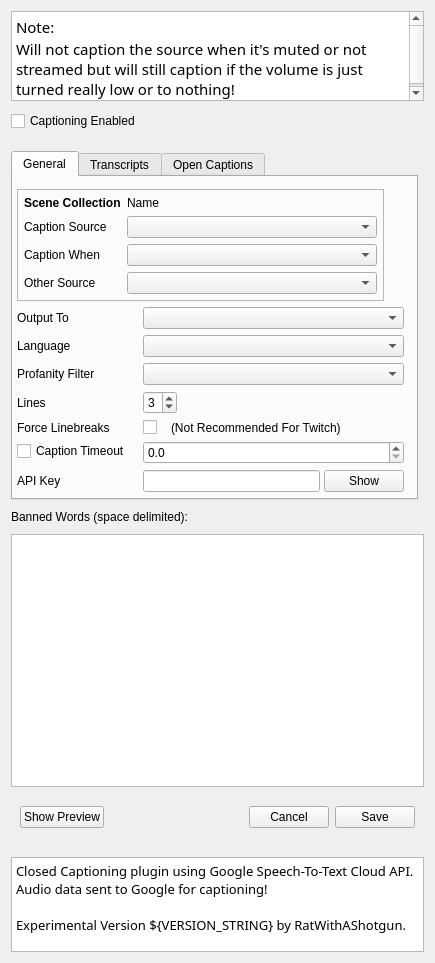
Above: src/ui/CaptionSettingsWidget.ui from 0x01050/google-live-captions-obs-plugin before the change. Below: the same form after it.
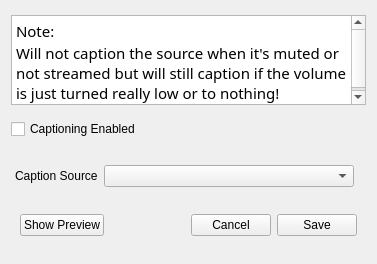
That is the form after the change.

The edit to the form file:
```diff
--- a/src/ui/CaptionSettingsWidget.ui
+++ b/src/ui/CaptionSettingsWidget.ui
@@ -6,8 +6,8 @@
    <rect>
     <x>0</x>
     <y>0</y>
-    <width>435</width>
-    <height>963</height>
+    <width>367</width>
+    <height>264</height>
    </rect>
   </property>
   <property name="sizePolicy">
@@ -60,739 +60,97 @@
     </widget>
    </item>
    <item>
-    <spacer name="verticalSpacer_3">
-     <property name="orientation">
-      <enum>Qt::Vertical</enum>
-     </property>
-     <property name="sizeType">
-      <enum>QSizePolicy::Fixed</enum>
-     </property>
-     <property name="sizeHint" stdset="0">
-      <size>
-       <width>20</width>
-       <height>10</height>
-      </size>
-     </property>
-    </spacer>
-   </item>
-   <item>
-    <widget class="QTabWidget" name="tabWidget">
+    <widget class="QWidget" name="tab">
      <property name="sizePolicy">
       <sizepolicy hsizetype="Fixed" vsizetype="Fixed">
        <horstretch>0</horstretch>
        <verstretch>0</verstretch>
       </sizepolicy>
      </property>
-     <property name="tabShape">
-      <enum>QTabWidget::Rounded</enum>
-     </property>
-     <property name="currentIndex">
-      <number>0</number>
-     </property>
-     <widget class="QWidget" name="tab">
-      <attribute name="title">
-       <string>General</string>
-      </attribute>
-      <layout class="QVBoxLayout" name="verticalLayout_2">
-       <property name="leftMargin">
-        <number>4</number>
-       </property>
-       <property name="topMargin">
-        <number>12</number>
-       </property>
-       <property name="rightMargin">
-        <number>12</number>
-       </property>
-       <property name="bottomMargin">
-        <number>4</number>
-       </property>
-       <item>
-        <widget class="QFrame" name="frame_3">
-         <property name="sizePolicy">
-          <sizepolicy hsizetype="Fixed" vsizetype="Fixed">
-           <horstretch>0</horstretch>
-           <verstretch>0</verstretch>
-          </sizepolicy>
+     <attribute name="title">
+      <string>General</string>
+     </attribute>
+     <layout class="QVBoxLayout" name="verticalLayout_2">
+      <property name="leftMargin">
+       <number>4</number>
+      </property>
+      <property name="topMargin">
+       <number>12</number>
+      </property>
+      <property name="rightMargin">
+       <number>12</number>
+      </property>
+      <property name="bottomMargin">
+       <number>4</number>
+      </property>
+      <item>
+       <widget class="QWidget" name="widget_2" native="true">
+        <property name="sizePolicy">
+         <sizepolicy hsizetype="Preferred" vsizetype="Preferred">
+          <horstretch>0</horstretch>
+          <verstretch>0</verstretch>
+         </sizepolicy>
+        </property>
+        <layout class="QFormLayout" name="formLayout">
+         <property name="sizeConstraint">
+          <enum>QLayout::SetNoConstraint</enum>
          </property>
-         <property name="frameShape">
-          <enum>QFrame::StyledPanel</enum>
+         <property name="labelAlignment">
+          <set>Qt::AlignLeading|Qt::AlignLeft|Qt::AlignVCenter</set>
          </property>
-         <property name="frameShadow">
-          <enum>QFrame::Plain</enum>
+         <property name="formAlignment">
+          <set>Qt::AlignLeading|Qt::AlignLeft|Qt::AlignTop</set>
          </property>
-         <layout class="QFormLayout" name="formLayout_2">
-          <property name="labelAlignment">
-           <set>Qt::AlignLeading|Qt::AlignLeft|Qt::AlignVCenter</set>
-          </property>
-          <property name="formAlignment">
-           <set>Qt::AlignLeading|Qt::AlignLeft|Qt::AlignTop</set>
-          </property>
-          <property name="verticalSpacing">
-           <number>6</number>
-          </property>
-          <property name="leftMargin">
-           <number>6</number>
-          </property>
-          <property name="topMargin">
-           <number>6</number>
-          </property>
-          <property name="rightMargin">
-           <number>6</number>
-          </property>
-          <property name="bottomMargin">
-           <number>6</number>
-          </property>
-          <item row="1" column="0">
-           <widget class="QLabel" name="sceneCollectionNameLabel_GeneralLeft">
-            <property name="font">
-             <font>
-              <weight>75</weight>
-              <bold>true</bold>
-             </font>
-            </property>
-            <property name="text">
-             <string>Scene Collection</string>
-            </property>
-           </widget>
-          </item>
-          <item row="1" column="1">
-           <widget class="QLabel" name="sceneCollectionNameLabel_GeneralRight">
-            <property name="text">
-             <string>Name</string>
-            </property>
-           </widget>
-          </item>
-          <item row="2" column="0">
-           <widget class="QLabel" name="label">
-            <property name="sizePolicy">
-             <sizepolicy hsizetype="Fixed" vsizetype="Preferred">
-              <horstretch>0</horstretch>
-              <verstretch>0</verstretch>
-             </sizepolicy>
-            </property>
-            <property name="text">
-             <string>Caption Source</string>
-            </property>
-           </widget>
-          </item>
-          <item row="2" column="1">
-           <widget class="QComboBox" name="sourcesComboBox">
-            <property name="sizePolicy">
-             <sizepolicy hsizetype="Preferred" vsizetype="Fixed">
-              <horstretch>0</horstretch>
-              <verstretch>0</verstretch>
-             </sizepolicy>
-            </property>
-            <property name="minimumSize">
-             <size>
-              <width>250</width>
-              <height>0</height>
-             </size>
-            </property>
-           </widget>
-          </item>
-          <item row="3" column="0">
-           <widget class="QLabel" name="label_5">
-            <property name="text">
-             <string>Caption When</string>
-            </property>
-           </widget>
-          </item>
-          <item row="3" column="1">
-           <widget class="QComboBox" name="captionWhenComboBox">
-            <property name="minimumSize">
-             <size>
-              <width>250</width>
-              <height>0</height>
-             </size>
-            </property>
-           </widget>
-          </item>
-          <item row="4" column="0">
-           <widget class="QLabel" name="muteSourceLabel">
-            <property name="text">
-             <string>Other Source</string>
-            </property>
-           </widget>
-          </item>
-          <item row="4" column="1">
-           <widget class="QComboBox" name="muteSourceComboBox">
-            <property name="minimumSize">
-             <size>
-              <width>250</width>
-              <height>0</height>
-             </size>
-            </property>
-           </widget>
-          </item>
-         </layout>
-        </widget>
-       </item>
-       <item>
-        <widget class="QWidget" name="widget_2" native="true">
-         <property name="sizePolicy">
-          <sizepolicy hsizetype="Preferred" vsizetype="Preferred">
-           <horstretch>0</horstretch>
-           <verstretch>0</verstretch>
-          </sizepolicy>
+         <property name="verticalSpacing">
+          <number>6</number>
          </property>
-         <layout class="QFormLayout" name="formLayout">
-          <property name="sizeConstraint">
-           <enum>QLayout::SetNoConstraint</enum>
-          </property>
-          <property name="labelAlignment">
-           <set>Qt::AlignLeading|Qt::AlignLeft|Qt::AlignVCenter</set>
-          </property>
-          <property name="formAlignment">
-           <set>Qt::AlignLeading|Qt::AlignLeft|Qt::AlignTop</set>
-          </property>
-          <property name="verticalSpacing">
-           <number>6</number>
-          </property>
-          <property name="leftMargin">
-           <number>0</number>
-          </property>
-          <property name="topMargin">
-           <number>0</number>
-          </property>
-          <property name="rightMargin">
-           <number>0</number>
-          </property>
-          <property name="bottomMargin">
-           <number>0</number>
-          </property>
-          <item row="1" column="0">
-           <widget class="QLabel" name="label_8">
-            <property name="text">
-             <string>Output To</string>
-            </property>
-           </widget>
-          </item>
-          <item row="1" column="1">
-           <widget class="QComboBox" name="outputTargetComboBox">
-            <property name="minimumSize">
-             <size>
-              <width>250</width>
-              <height>0</height>
-             </size>
-            </property>
-           </widget>
-          </item>
-          <item row="2" column="0">
-           <widget class="QLabel" name="label_6">
-            <property name="minimumSize">
-             <size>
-              <width>120</width>
-              <height>0</height>
-             </size>
-            </property>
-            <property name="text">
-             <string>Language </string>
-            </property>
-           </widget>
-          </item>
-          <item row="2" column="1">
-           <widget class="QComboBox" name="languageComboBox">
-            <property name="minimumSize">
-             <size>
-              <width>250</width>
-              <height>0</height>
-             </size>
-            </property>
-           </widget>
-          </item>
-          <item row="4" column="0">
-           <widget class="QLabel" name="label_7">
-            <property name="text">
-             <string>Profanity Filter</string>
-            </property>
-           </widget>
-          </item>
-          <item row="4" column="1">
-           <widget class="QComboBox" name="profanityFilterComboBox">
-            <property name="minimumSize">
-             <size>
-              <width>250</width>
-              <height>0</height>
-             </size>
-            </property>
-           </widget>
-          </item>
-          <item row="6" column="0">
-           <widget class="QLabel" name="label_2">
-            <property name="text">
-             <string>Lines</string>
-            </property>
-           </widget>
-          </item>
-          <item row="6" column="1">
-           <widget class="QSpinBox" name="lineCountSpinBox">
-            <property name="sizePolicy">
-             <sizepolicy hsizetype="Fixed" vsizetype="Fixed">
-              <horstretch>0</horstretch>
-              <verstretch>0</verstretch>
-             </sizepolicy>
-            </property>
-            <property name="minimum">
-             <number>1</number>
-            </property>
-            <property name="maximum">
-             <number>4</number>
-            </property>
-            <property name="value">
-             <number>3</number>
-            </property>
-           </widget>
-          </item>
-          <item row="8" column="0">
-           <widget class="QLabel" name="label_3">
-            <property name="text">
-             <string>Force Linebreaks</string>
-            </property>
-           </widget>
-          </item>
-          <item row="9" column="0">
-           <widget class="QCheckBox" name="captionTimeoutEnabledCheckBox">
-            <property name="text">
-             <string>Caption Timeout</string>
-            </property>
-           </widget>
-          </item>
-          <item row="9" column="1">
-           <widget class="QDoubleSpinBox" name="captionTimeoutDoubleSpinBox">
-            <property name="decimals">
-             <number>1</number>
-            </property>
-           </widget>
-          </item>
-          <item row="10" column="0">
-           <widget class="QLabel" name="apiKeyLabel">
-            <property name="text">
-             <string>API Key</string>
-            </property>
-           </widget>
-          </item>
-          <item row="10" column="1">
-           <widget class="QWidget" name="apiKeyWidget" native="true">
-            <property name="minimumSize">
-             <size>
-              <width>250</width>
-              <height>0</height>
-             </size>
-            </property>
-            <layout class="QHBoxLayout" name="horizontalLayout_2">
-             <property name="spacing">
-              <number>4</number>
-             </property>
-             <property name="leftMargin">
-              <number>0</number>
-             </property>
-             <property name="topMargin">
-              <number>0</number>
-             </property>
-             <property name="rightMargin">
-              <number>0</number>
-             </property>
-             <property name="bottomMargin">
-              <number>0</number>
-             </property>
-             <item>
-              <widget class="QLineEdit" name="apiKeyLineEdit">
-               <property name="echoMode">
-                <enum>QLineEdit::Password</enum>
-               </property>
-              </widget>
-             </item>
-             <item>
-              <widget class="QPushButton" name="apiKeyShowPushButton">
-               <property name="text">
-                <string>Show</string>
-               </property>
-              </widget>
-             </item>
-            </layout>
-           </widget>
-          </item>
-          <item row="8" column="1">
-           <widget class="QWidget" name="widget_7" native="true">
-            <layout class="QHBoxLayout" name="horizontalLayout_5">
-             <property name="spacing">
-              <number>14</number>
-             </property>
-             <property name="leftMargin">
-              <number>0</number>
-             </property>
-             <property name="topMargin">
-              <number>0</number>
-             </property>
-             <property name="rightMargin">
-              <number>0</number>
-             </property>
-             <property name="bottomMargin">
-              <number>0</number>
-             </property>
-             <item>
-              <widget class="QCheckBox" name="insertLinebreaksCheckBox">
-               <property name="text">
-                <string/>
-               </property>
-              </widget>
-             </item>
-             <item>
-              <widget class="QLabel" name="label_14">
-               <property name="text">
-                <string>(Not Recommended For Twitch)</string>
-               </property>
-              </widget>
-             </item>
-             <item>
-              <spacer name="horizontalSpacer_2">
-               <property name="orientation">
-                <enum>Qt::Horizontal</enum>
-               </property>
-               <property name="sizeHint" stdset="0">
-                <size>
-                 <width>20</width>
-                 <height>10</height>
-                </size>
-               </property>
-              </spacer>
-             </item>
-            </layout>
-           </widget>
-          </item>
-         </layout>
-        </widget>
-       </item>
-      </layout>
-     </widget>
-     <widget class="QWidget" name="tab_2">
-      <attribute name="title">
-       <string>Transcripts</string>
-      </attribute>
-      <layout class="QVBoxLayout">
-       <property name="leftMargin">
-        <number>4</number>
-       </property>
-       <property name="topMargin">
-        <number>12</number>
-       </property>
-       <property name="rightMargin">
-        <number>12</number>
-       </property>
-       <property name="bottomMargin">
-        <number>4</number>
-       </property>
-       <item>
-        <widget class="QWidget" name="widget_3" native="true">
-         <property name="sizePolicy">
-          <sizepolicy hsizetype="Preferred" vsizetype="Fixed">
-           <horstretch>0</horstretch>
-           <verstretch>0</verstretch>
-          </sizepolicy>
+         <property name="leftMargin">
+          <number>0</number>
          </property>
-         <layout class="QFormLayout" name="formLayout_3">
-          <property name="labelAlignment">
-           <set>Qt::AlignLeading|Qt::AlignLeft|Qt::AlignVCenter</set>
-          </property>
-          <property name="formAlignment">
-           <set>Qt::AlignLeading|Qt::AlignLeft|Qt::AlignTop</set>
-          </property>
-          <property name="leftMargin">
-           <number>0</number>
-          </property>
-          <property name="topMargin">
-           <number>0</number>
-          </property>
-          <property name="rightMargin">
-           <number>0</number>
-          </property>
-          <property name="bottomMargin">
-           <number>0</number>
-          </property>
-          <item row="0" column="0">
-           <widget class="QCheckBox" name="saveTranscriptsCheckBox">
-            <property name="text">
-             <string>Save Transcripts</string>
-            </property>
-           </widget>
-          </item>
-          <item row="1" column="0">
-           <widget class="QLabel" name="label_9">
-            <property name="text">
-             <string>Save For</string>
-            </property>
-           </widget>
-          </item>
-          <item row="1" column="1">
-           <widget class="QComboBox" name="transcriptSaveForComboBox">
-            <property name="minimumSize">
-             <size>
-              <width>250</width>
-              <height>0</height>
-             </size>
-            </property>
-           </widget>
-          </item>
-          <item row="2" column="0">
-           <widget class="QLabel" name="label_10">
-            <property name="text">
-             <string>Transcript Folder</string>
-            </property>
-           </widget>
-          </item>
-         </layout>
-        </widget>
-       </item>
-       <item>
-        <widget class="QWidget" name="widget_4" native="true">
-         <layout class="QHBoxLayout" name="horizontalLayout_3">
-          <property name="leftMargin">
-           <number>0</number>
-          </property>
-          <property name="topMargin">
-           <number>0</number>
-          </property>
-          <property name="rightMargin">
-           <number>0</number>
-          </property>
-          <property name="bottomMargin">
-           <number>0</number>
-          </property>
-          <item>
-           <widget class="QLineEdit" name="transcriptFolderPathLineEdit"/>
-          </item>
-          <item>
-           <widget class="QPushButton" name="transcriptFolderPickerPushButton">
-            <property name="text">
-             <string>Choose</string>
-            </property>
-           </widget>
-          </item>
-         </layout>
-        </widget>
-       </item>
-       <item>
-        <spacer name="verticalSpacer">
-         <property name="orientation">
-          <enum>Qt::Vertical</enum>
+         <property name="topMargin">
+          <number>0</number>
          </property>
-         <property name="sizeHint" stdset="0">
-          <size>
-           <width>20</width>
-           <height>40</height>
-          </size>
+         <property name="rightMargin">
+          <number>0</number>
          </property>
-        </spacer>
-       </item>
-      </layout>
-     </widget>
-     <widget class="QWidget" name="tab_3">
-      <attribute name="title">
-       <string>Open Captions</string>
-      </attribute>
-      <layout class="QVBoxLayout" name="verticalLayout_3">
-       <property name="leftMargin">
-        <number>4</number>
-       </property>
-       <item>
-        <widget class="QFrame" name="frame_4">
-         <property name="sizePolicy">
-          <sizepolicy hsizetype="Fixed" vsizetype="Fixed">
-           <horstretch>0</horstretch>
-           <verstretch>0</verstretch>
-          </sizepolicy>
+         <property name="bottomMargin">
+          <number>0</number>
          </property>
-         <property name="minimumSize">
-          <size>
-           <width>382</width>
-           <height>107</height>
-          </size>
-         </property>
-         <property name="frameShape">
-          <enum>QFrame::StyledPanel</enum>
-         </property>
-         <property name="frameShadow">
-          <enum>QFrame::Plain</enum>
-         </property>
-         <layout class="QVBoxLayout" name="verticalLayout_4">
-          <property name="leftMargin">
-           <number>6</number>
-          </property>
-          <property name="topMargin">
-           <number>6</number>
-          </property>
-          <property name="rightMargin">
-           <number>6</number>
-          </property>
-          <property name="bottomMargin">
-           <number>6</number>
-          </property>
-          <item>
-           <widget class="QWidget" name="widget_6" native="true">
-            <layout class="QHBoxLayout" name="horizontalLayout_4">
-             <property name="leftMargin">
-              <number>0</number>
-             </property>
-             <property name="topMargin">
-              <number>0</number>
-             </property>
-             <property name="rightMargin">
-              <number>0</number>
-             </property>
-             <property name="bottomMargin">
-              <number>0</number>
-             </property>
-             <item>
-              <widget class="QLabel" name="sceneCollectionNameLabel_TextSourceLeft">
-               <property name="sizePolicy">
-                <sizepolicy hsizetype="Fixed" vsizetype="Preferred">
-                 <horstretch>0</horstretch>
-                 <verstretch>0</verstretch>
-                </sizepolicy>
-               </property>
-               <property name="font">
-                <font>
-                 <weight>75</weight>
-                 <bold>true</bold>
-                </font>
-               </property>
-               <property name="text">
-                <string>Scene Collection</string>
-               </property>
-              </widget>
-             </item>
-             <item>
-              <widget class="QLabel" name="sceneCollectionNameLabel_TextSourceRight">
-               <property name="text">
-                <string>Name</string>
-               </property>
-              </widget>
-             </item>
-            </layout>
-           </widget>
-          </item>
-          <item>
-           <widget class="QCheckBox" name="textSourceEnableOutputCheckBox">
-            <property name="sizePolicy">
-             <sizepolicy hsizetype="Fixed" vsizetype="Fixed">
-              <horstretch>0</horstretch>
-              <verstretch>0</verstretch>
-             </sizepolicy>
-            </property>
-            <property name="text">
-             <string>Enable Text Source Output</string>
-            </property>
-           </widget>
-          </item>
-          <item>
-           <widget class="QWidget" name="widget_5" native="true">
-            <layout class="QFormLayout" name="formLayout_4">
-             <property name="labelAlignment">
-              <set>Qt::AlignLeading|Qt::AlignLeft|Qt::AlignVCenter</set>
-             </property>
-             <property name="formAlignment">
-              <set>Qt::AlignLeading|Qt::AlignLeft|Qt::AlignTop</set>
-             </property>
-             <property name="leftMargin">
-              <number>0</number>
-             </property>
-             <property name="topMargin">
-              <number>0</number>
-             </property>
-             <property name="rightMargin">
-              <number>0</number>
-             </property>
-             <property name="bottomMargin">
-              <number>0</number>
-             </property>
-             <item row="0" column="0">
-              <widget class="QLabel" name="label_11">
-               <property name="minimumSize">
-                <size>
-                 <width>120</width>
-                 <height>0</height>
-                </size>
-               </property>
-               <property name="text">
-                <string>Text Source</string>
-               </property>
-              </widget>
-             </item>
-             <item row="0" column="1">
-              <widget class="QComboBox" name="textSourceOutputComboBox">
-               <property name="minimumSize">
-                <size>
-                 <width>250</width>
-                 <height>0</height>
-                </size>
-               </property>
-              </widget>
-             </item>
-             <item row="1" column="0">
-              <widget class="QLabel" name="label_12">
-               <property name="text">
-                <string>Line Length</string>
-               </property>
-              </widget>
-             </item>
-             <item row="1" column="1">
-              <widget class="QSpinBox" name="textSourceLineLengthSpinBox">
-               <property name="minimum">
-                <number>1</number>
-               </property>
-               <property name="maximum">
-                <number>999999999</number>
-               </property>
-              </widget>
-             </item>
-             <item row="2" column="0">
-              <widget class="QLabel" name="label_13">
-               <property name="text">
-                <string>Line Count</string>
-               </property>
-              </widget>
-             </item>
-             <item row="2" column="1">
-              <widget class="QSpinBox" name="textSourceLineCountSpinBox">
-               <property name="minimum">
-                <number>1</number>
-               </property>
-              </widget>
-             </item>
-            </layout>
-           </widget>
-          </item>
-         </layout>
-        </widget>
-       </item>
-       <item>
-        <spacer name="verticalSpacer_4">
-         <property name="orientation">
-          <enum>Qt::Vertical</enum>
-         </property>
-         <property name="sizeHint" stdset="0">
-          <size>
-           <width>20</width>
-           <height>40</height>
-          </size>
-         </property>
-        </spacer>
-       </item>
-      </layout>
-     </widget>
+         <item row="1" column="0">
+          <widget class="QLabel" name="label">
+           <property name="sizePolicy">
+            <sizepolicy hsizetype="Fixed" vsizetype="Preferred">
+             <horstretch>0</horstretch>
+             <verstretch>0</verstretch>
+            </sizepolicy>
+           </property>
+           <property name="text">
+            <string>Caption Source</string>
+           </property>
+          </widget>
+         </item>
+         <item row="1" column="1">
+          <widget class="QComboBox" name="sourcesComboBox">
+           <property name="sizePolicy">
+            <sizepolicy hsizetype="Preferred" vsizetype="Fixed">
+             <horstretch>0</horstretch>
+             <verstretch>0</verstretch>
+            </sizepolicy>
+           </property>
+           <property name="minimumSize">
+            <size>
+             <width>250</width>
+             <height>0</height>
+            </size>
+           </property>
+          </widget>
+         </item>
+        </layout>
+       </widget>
+      </item>
+     </layout>
     </widget>
    </item>
-   <item>
-    <widget class="QLabel" name="label_4">
-     <property name="text">
-      <string>Banned Words (space delimited):</string>
-     </property>
-    </widget>
-   </item>
-   <item>
-    <widget class="QPlainTextEdit" name="bannedWordsPlainTextEdit"/>
-   </item>
    <item>
     <widget class="QWidget" name="widget" native="true">
      <property name="sizePolicy">
@@ -839,53 +197,6 @@
      </layout>
     </widget>
    </item>
-   <item>
-    <spacer name="verticalSpacer_2">
-     <property name="orientation">
-      <enum>Qt::Vertical</enum>
-     </property>
-     <property name="sizeType">
-      <enum>QSizePolicy::Fixed</enum>
-     </property>
-     <property name="sizeHint" stdset="0">
-      <size>
-       <width>20</width>
-       <height>10</height>
-      </size>
-     </property>
-    </spacer>
-   </item>
-   <item>
-    <widget class="QTextBrowser" name="bottomTextBrowser">
-     <property name="sizePolicy">
-      <sizepolicy hsizetype="Expanding" vsizetype="Fixed">
-       <horstretch>0</horstretch>
-       <verstretch>0</verstretch>
-      </sizepolicy>
-     </property>
-     <property name="maximumSize">
-      <size>
-       <width>16777215</width>
-       <height>95</height>
-      </size>
-     </property>
-     <property name="font">
-      <font>
-       <family>.SF NS</family>
-       <pointsize>11</pointsize>
-      </font>
-     </property>
-     <property name="html">
-      <string>&lt;!DOCTYPE HTML PUBLIC &quot;-//W3C//DTD HTML 4.0//EN&quot; &quot;http://www.w3.org/TR/REC-html40/strict.dtd&quot;&gt;
-&lt;html&gt;&lt;head&gt;&lt;meta name=&quot;qrichtext&quot; content=&quot;1&quot; /&gt;&lt;style type=&quot;text/css&quot;&gt;
-p, li { white-space: pre-wrap; }
-&lt;/style&gt;&lt;/head&gt;&lt;body style=&quot; font-family:'.SF NS'; font-size:11pt; font-weight:400; font-style:normal;&quot;&gt;
-&lt;p style=&quot; margin-top:0px; margin-bottom:0px; margin-left:0px; margin-right:0px; -qt-block-indent:0; text-indent:0px;&quot;&gt;&lt;span style=&quot; font-family:'.SF NS Text'; font-size:10pt;&quot;&gt;Closed Captioning plugin using Google Speech-To-Text Cloud API. Audio data sent to Google for captioning!&lt;/span&gt;&lt;/p&gt;
-&lt;p style=&quot;-qt-paragraph-type:empty; margin-top:0px; margin-bottom:0px; margin-left:0px; margin-right:0px; -qt-block-indent:0; text-indent:0px; font-family:'.SF NS Text'; font-size:10pt;&quot;&gt;&lt;br /&gt;&lt;/p&gt;
-&lt;p style=&quot; margin-top:0px; margin-bottom:0px; margin-left:0px; margin-right:0px; -qt-block-indent:0; text-indent:0px;&quot;&gt;&lt;span style=&quot; font-family:'.SF NS Text'; font-size:10pt;&quot;&gt;Experimental Version ${VERSION_STRING} by RatWithAShotgun.&lt;/span&gt;&lt;/p&gt;&lt;/body&gt;&lt;/html&gt;</string>
-     </property>
-    </widget>
-   </item>
   </layout>
  </widget>
  <resources/>
```
